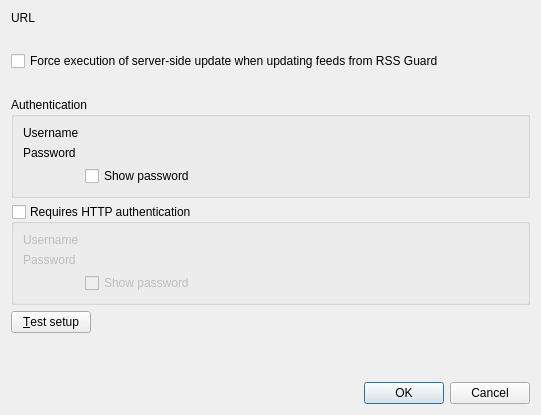
First picture: the form in src/services/tt-rss/gui/formeditaccount.ui, repository martinrotter/rssguard, before the edit.
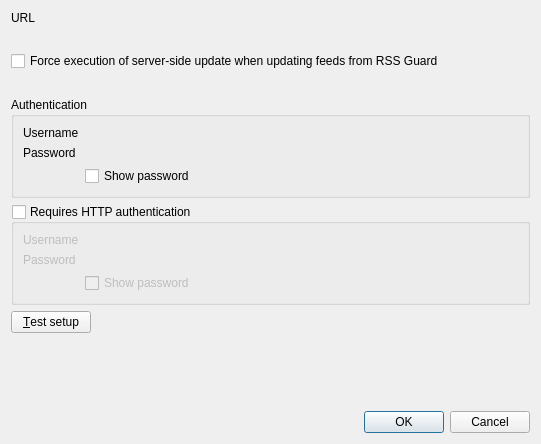
Second picture: the form after the edit. Custom widgets are drawn as their Qt base class.

Commit message: Wrap label with test results.

What changed in the file:
```diff
--- a/src/services/tt-rss/gui/formeditaccount.ui
+++ b/src/services/tt-rss/gui/formeditaccount.ui
@@ -7,7 +7,7 @@
     <x>0</x>
     <y>0</y>
     <width>541</width>
-    <height>415</height>
+    <height>444</height>
    </rect>
   </property>
   <property name="windowTitle">
```
The commit also changes 3 other files.
